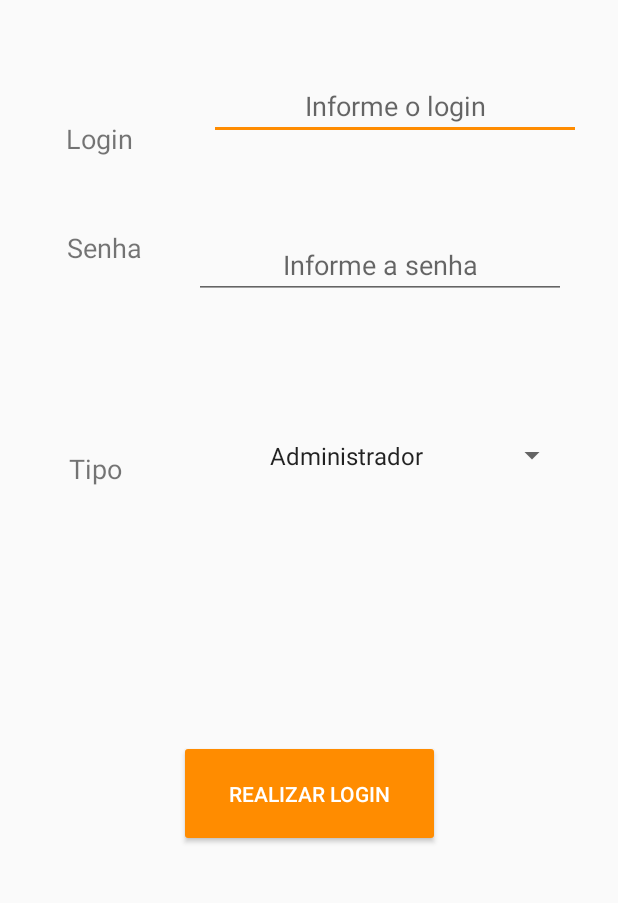
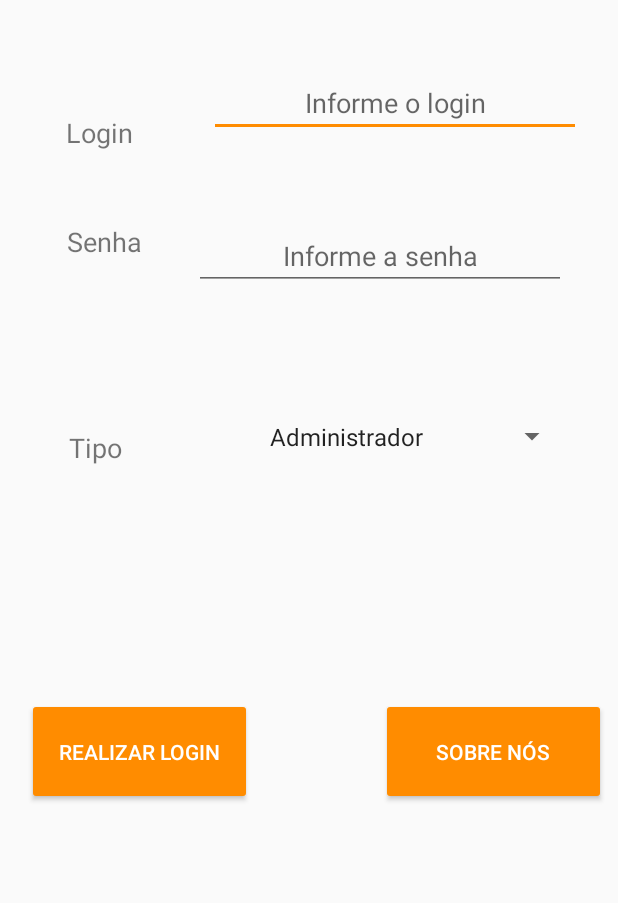
Before and after one commit to rodrigobentorodrigues/business-manager, an Android app: the screen it shows after launch (MainActivity), on a phone screen of 412 x 824 dp, the part 326-1229 px from its top. Run offline under Robolectric (Android 15) with nearby library versions, the phone set to English and light mode, and no system bars.

Commit message:
Broadcast e camera adicionados, codigo parcialmente refatorado

```diff
--- a/app/src/main/java/bm/pdm/ifpb/com/businessmanager/views/DuvidaActivity.java
+++ b/app/src/main/java/bm/pdm/ifpb/com/businessmanager/views/DuvidaActivity.java
@@ -22,6 +22,7 @@
 import bm.pdm.ifpb.com.businessmanager.domains.DadosUsuario;
 import bm.pdm.ifpb.com.businessmanager.infra.DuvidaAdapter;
 import bm.pdm.ifpb.com.businessmanager.infra.ListarDuvida;
+import bm.pdm.ifpb.com.businessmanager.infra.NetworkUtils;
 import bm.pdm.ifpb.com.businessmanager.sqlite.DuvidaDao;
 
 public class DuvidaActivity extends AppCompatActivity {
@@ -32,6 +33,7 @@
     private Configuracao config;
     private String repositorio;
     private DuvidaDao duvidaDao;
+    // private NetworkUtils utils;
 
     @Override
     protected void onCreate(Bundle savedInstanceState) {
--- a/app/src/main/java/bm/pdm/ifpb/com/businessmanager/views/MainActivity.java
+++ b/app/src/main/java/bm/pdm/ifpb/com/businessmanager/views/MainActivity.java
@@ -4,15 +4,12 @@
 import android.content.DialogInterface;
 import android.content.Intent;
 import android.content.pm.PackageManager;
-import android.net.ConnectivityManager;
-import android.net.NetworkInfo;
 import android.os.Build;
 import android.support.annotation.RequiresApi;
 import android.support.v4.app.ActivityCompat;
 import android.support.v7.app.AlertDialog;
 import android.support.v7.app.AppCompatActivity;
 import android.os.Bundle;
-import android.util.Log;
 import android.view.Menu;
 import android.view.MenuInflater;
 import android.view.MenuItem;
@@ -26,10 +23,9 @@
 import bm.pdm.ifpb.com.businessmanager.R;
 import bm.pdm.ifpb.com.businessmanager.domains.Configuracao;
 import bm.pdm.ifpb.com.businessmanager.domains.DadosUsuario;
-import bm.pdm.ifpb.com.businessmanager.domains.Duvida;
-import bm.pdm.ifpb.com.businessmanager.domains.Tarefa;
 import bm.pdm.ifpb.com.businessmanager.domains.Usuario;
 import bm.pdm.ifpb.com.businessmanager.infra.AutenticarUsuario;
+import bm.pdm.ifpb.com.businessmanager.infra.NetworkUtils;
 import bm.pdm.ifpb.com.businessmanager.infra.SincronizarDadosUsuario;
 import bm.pdm.ifpb.com.businessmanager.sqlite.DuvidaDao;
 import bm.pdm.ifpb.com.businessmanager.sqlite.TarefaDao;
@@ -37,15 +33,14 @@
 
 public class MainActivity extends AppCompatActivity {
 
-    private Button botaoLogin;
+    private Button botaoLogin, botaoSobre;
     private Spinner spinner;
     private EditText login, senha;
     private Configuracao config;
     private String repositorio;
     private UsuarioDao usuarioDao;
-    private TarefaDao tarefaDao;
-    private DuvidaDao duvidaDao;
     private DadosUsuario dadosUsuario;
+    private NetworkUtils networkUtils;
 
     @Override
     @RequiresApi(api = Build.VERSION_CODES.M)
@@ -53,14 +48,8 @@
         super.onCreate(savedInstanceState);
         setContentView(R.layout.activity_main);
         this.usuarioDao = new UsuarioDao(this);
-        this.tarefaDao = new TarefaDao(this);
-        this.duvidaDao = new DuvidaDao(this);
-//        usuarioDao.removerDados();
-//        tarefaDao.removerDados();
-//        Log.i("Usuarios", usuarioDao.todosUsuarios().toString());
-//        Log.i("Tarefas", tarefaDao.todasTarefas().toString());
-        Log.i("Duvidas", duvidaDao.todasDuvidas().toString());
         this.config = new Configuracao(getSharedPreferences("config", MODE_PRIVATE));
+        this.networkUtils = new NetworkUtils();
 
         if (ActivityCompat.checkSelfPermission(MainActivity.this,
                 Manifest.permission.CALL_PHONE) != PackageManager.PERMISSION_GRANTED) {
@@ -78,6 +67,7 @@
         this.login = findViewById(R.id.inputLogin);
         this.senha = findViewById(R.id.inputSenha);
         this.botaoLogin = findViewById(R.id.botaoLogin);
+        this.botaoSobre = findViewById(R.id.botaoSobre);
 
         // Setando os valores para o Spinner
         this.spinner = findViewById(R.id.spinner2);
@@ -98,12 +88,7 @@
                 } else {
                     repositorio = config.getRepositorio();
                     if(repositorio.equals("remoto")){
-                        ConnectivityManager cm = (ConnectivityManager)
-                                MainActivity.this.getSystemService(CONNECTIVITY_SERVICE);
-                        // Objeto netInfo que recebe as informacoes da Network
-                        NetworkInfo netInfo = cm.getActiveNetworkInfo();
-                        //Se o objeto for nulo ou nao tem conectividade retorna false
-                        if ((netInfo != null) && (netInfo.isConnectedOrConnecting()) && (netInfo.isAvailable())){
+                        if(networkUtils.verificarConexao(MainActivity.this)){
                             //if(valorLogin.equals("adminpdm") && valorSenha.equals("pdmadmin")){
                             if(valorLogin.equals("a") && valorSenha.equals("a")){
                                 Intent intent = new Intent(MainActivity.this, CadastroActivity.class);
@@ -138,6 +123,20 @@
                                     Toast.LENGTH_SHORT).show();
                         }
                     }
+                }
+            }
+        });
+        botaoSobre.setOnClickListener(new View.OnClickListener() {
+            @Override
+            public void onClick(View v) {
+                if(networkUtils.verificarConexao(MainActivity.this)){
+                    Intent intent = new Intent(MainActivity.this, WebViewActivity.class);
+                    startActivity(intent);
+                } else {
+                    String titulo = "Sem conexão com a internet";
+                    String msg = "Por favor, conecte-se com alguma rede e tente novamente";
+                    AlertDialog alerta = construirAlerta(titulo, msg);
+                    alerta.show();
                 }
             }
         });
@@ -178,6 +177,7 @@
                 alerta.show();
                 break;
             case R.id.sinc:
+                if(networkUtils.verificarConexao(MainActivity.this)){
                     AlertDialog.Builder b2 = new AlertDialog.Builder(this);
                     b2.setTitle("Sincronização de Dados");
                     b2.setMessage("Deseja buscar os dados de usuários do servidor remoto?");
@@ -195,6 +195,12 @@
                     });
                     AlertDialog alerta2 = b2.create();
                     alerta2.show();
+                } else {
+                    String titulo = "Sem conexão com a internet";
+                    String msg = "Por favor, conecte-se com alguma rede e tente novamente";
+                    AlertDialog alerta2 = construirAlerta(titulo, msg);
+                    alerta2.show();
+                }
                 break;
         }
         return super.onOptionsItemSelected(item);
--- a/app/src/main/res/layout/activity_main.xml
+++ b/app/src/main/res/layout/activity_main.xml
@@ -28,7 +28,7 @@
     <Button
         android:id="@+id/botaoLogin"
         style="@style/Widget.AppCompat.Button.Colored"
-        android:layout_width="174dp"
+        android:layout_width="150dp"
         android:layout_height="71dp"
         android:layout_marginBottom="8dp"
         android:layout_marginEnd="8dp"
@@ -39,9 +39,29 @@
         android:text="@string/btn_login"
         app:layout_constraintBottom_toBottomOf="parent"
         app:layout_constraintEnd_toEndOf="parent"
+        app:layout_constraintHorizontal_bias="0.041"
         app:layout_constraintStart_toStartOf="parent"
         app:layout_constraintTop_toBottomOf="@+id/imageView"
-        app:layout_constraintVertical_bias="0.934" />
+        app:layout_constraintVertical_bias="0.88" />
+
+    <Button
+        android:id="@+id/botaoSobre"
+        style="@style/Widget.AppCompat.Button.Colored"
+        android:layout_width="150dp"
+        android:layout_height="71dp"
+        android:layout_marginBottom="8dp"
+        android:layout_marginEnd="8dp"
+        android:layout_marginLeft="8dp"
+        android:layout_marginRight="8dp"
+        android:layout_marginStart="8dp"
+        android:layout_marginTop="8dp"
+        android:text="Sobre nós"
+        app:layout_constraintBottom_toBottomOf="parent"
+        app:layout_constraintEnd_toEndOf="parent"
+        app:layout_constraintHorizontal_bias="1.0"
+        app:layout_constraintStart_toStartOf="parent"
+        app:layout_constraintTop_toBottomOf="@+id/imageView"
+        app:layout_constraintVertical_bias="0.88" />
 
     <TextView
         android:id="@+id/textView18"
--- a/app/src/main/res/menu/opcoes.xml
+++ b/app/src/main/res/menu/opcoes.xml
@@ -14,4 +14,10 @@
         android:title="Sincronizar"
         app:showAsAction="always" />
 
+    <item
+        android:id="@+id/camera"
+        android:icon="@android:drawable/ic_menu_camera"
+        android:title="Tirar Foto"
+        app:showAsAction="always" />
+
 </menu>
```
Also changed, not shown: app/src/main/AndroidManifest.xml (+22 -5 lines), app/src/main/java/bm/pdm/ifpb/com/businessmanager/broadcast/MyReceiver.java (added, +43 -0 lines), app/src/main/java/bm/pdm/ifpb/com/businessmanager/infra/NetworkUtils.java (added, +23 -0 lines), app/src/main/java/bm/pdm/ifpb/com/businessmanager/views/MenuActivity.java (+88 -1 lines), app/src/main/java/bm/pdm/ifpb/com/businessmanager/views/WebViewActivity.java (added, +25 -0 lines), app/src/main/res/layout/activity_web_view.xml (added, +16 -0 lines). Lines whose indentation alone changed are shown as unchanged.
